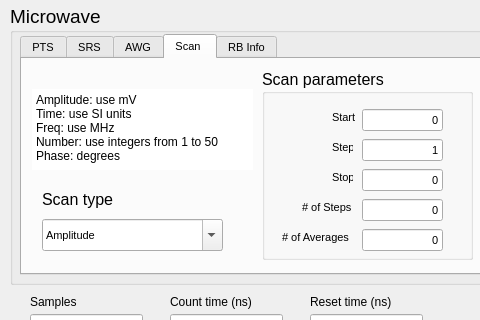
Qt form source/appgui_V3.ui (pitt-diamond-qtech/quantum-pulse) before a commit; both pictures show x 0 to 480 and y 185 to 505 of the 1134 by 645 pixel window.
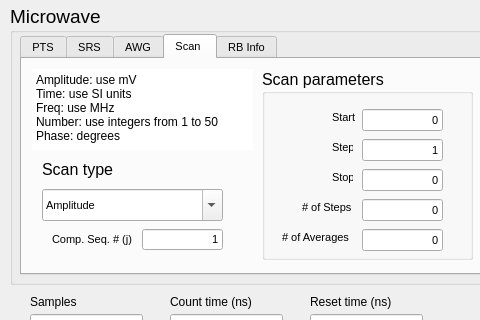
The same form after that commit.

Commit message: added an input for the comp_seq_num and generated simple sequence designs

Diff of the .ui file:
```diff
--- a/source/appgui_V3.ui
+++ b/source/appgui_V3.ui
@@ -1078,7 +1078,7 @@
        <property name="geometry">
         <rect>
          <x>10</x>
-         <y>30</y>
+         <y>10</y>
          <width>221</width>
          <height>81</height>
         </rect>
@@ -1318,7 +1318,7 @@
        <property name="geometry">
         <rect>
          <x>20</x>
-         <y>160</y>
+         <y>130</y>
          <width>181</width>
          <height>32</height>
         </rect>
@@ -1380,7 +1380,7 @@
        <property name="geometry">
         <rect>
          <x>20</x>
-         <y>130</y>
+         <y>100</y>
          <width>71</width>
          <height>21</height>
         </rect>
@@ -1394,6 +1394,43 @@
         <string>Scan type</string>
        </property>
       </widget>
+      <widget class="QLineEdit" name="lineEditCompSeqNum">
+       <property name="geometry">
+        <rect>
+         <x>120</x>
+         <y>170</y>
+         <width>81</width>
+         <height>21</height>
+        </rect>
+       </property>
+       <property name="font">
+        <font>
+         <pointsize>8</pointsize>
+        </font>
+       </property>
+       <property name="text">
+        <string>1</string>
+       </property>
+       <property name="alignment">
+        <set>Qt::AlignRight|Qt::AlignTrailing|Qt::AlignVCenter</set>
+       </property>
+       <property name="placeholderText">
+        <string>CompSeqNum</string>
+       </property>
+      </widget>
+      <widget class="QLabel" name="labelCompSeqNum">
+       <property name="geometry">
+        <rect>
+         <x>30</x>
+         <y>170</y>
+         <width>81</width>
+         <height>21</height>
+        </rect>
+       </property>
+       <property name="text">
+        <string>Comp. Seq. # (j)</string>
+       </property>
+      </widget>
      </widget>
      <widget class="QWidget" name="tab_4">
       <attribute name="title">
```
The commit also changes 11 other files.
